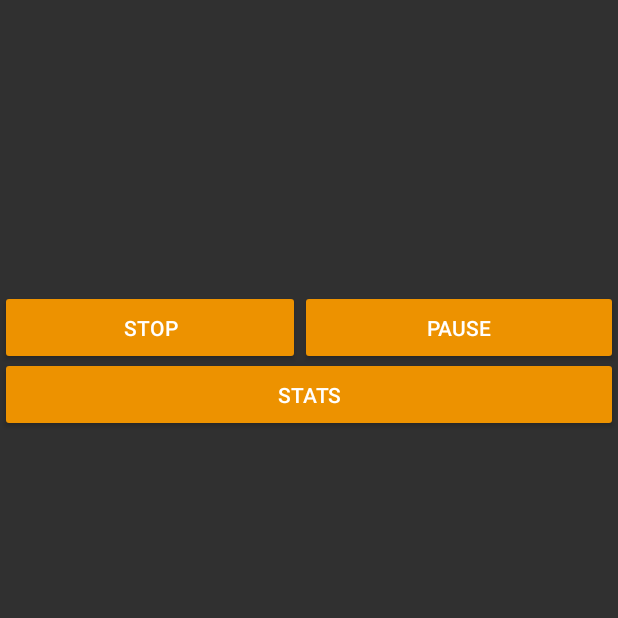
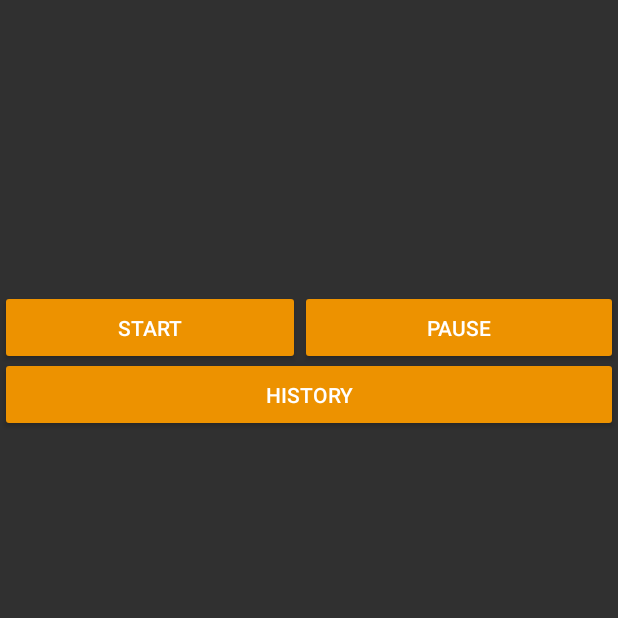
Before and after one commit to Qazen/RunnerApp, an Android app: the MapsActivity screen opened directly, with no data from a screen before it, after a tap on "STOP", on a phone screen of 412 x 824 dp, the part 618-1236 px from its top. Run offline under Robolectric (Android 15) with nearby library versions, the phone set to English and light mode, and no system bars; 1 other tap on this screen came first.

Commit message:
Beginning history implementation

```diff
--- a/app/src/main/java/com/example/runnerapp/MainActivity.java
+++ b/app/src/main/java/com/example/runnerapp/MainActivity.java
@@ -24,6 +24,8 @@ import java.util.ArrayList;
 public class MainActivity extends AppCompatActivity {
 
     private File usersFile;
+
+    public static final String USERNAME = "username";
 
     @Override
     protected void onCreate(Bundle savedInstanceState) {
@@ -171,7 +173,7 @@ public class MainActivity extends AppCompatActivity {
     private void startAppAs(String username)
     {
         Intent intent = new Intent(this, MapsActivity.class);
-        intent.putExtra("USERNAME", username);//to be handled later
+        intent.putExtra(USERNAME, username);//to be handled later
         startActivity(intent);
     }
 
--- a/app/src/main/java/com/example/runnerapp/MapsActivity.java
+++ b/app/src/main/java/com/example/runnerapp/MapsActivity.java
@@ -5,6 +5,7 @@ import androidx.core.content.ContextCompat;
 
 import android.Manifest;
 import android.content.Context;
+import android.content.Intent;
 import android.content.pm.PackageManager;
 import android.graphics.Color;
 import android.location.Location;
@@ -20,8 +21,14 @@ import com.google.android.gms.maps.model.LatLng;
 import com.google.android.gms.maps.model.Polyline;
 import com.google.android.gms.maps.model.PolylineOptions;
 
+import java.io.BufferedWriter;
+import java.io.File;
+import java.io.FileWriter;
+import java.io.IOException;
+import java.io.PrintWriter;
 import java.security.Permission;
 import java.util.ArrayList;
+import java.util.Calendar;
 import java.util.Timer;
 import java.util.TimerTask;
 
@@ -37,6 +44,7 @@ public class MapsActivity extends AppCompatActivity implements LocationListener
 
     private Button startStopButton;
     private Button pauseResumeButton;
+    private Button historyStatsButton;
     private TextView statsTextView;
 
     String statsText;
@@ -47,6 +55,8 @@ public class MapsActivity extends AppCompatActivity implements LocationListener
     int hours;
     float distance;//in meters
     float speed;//in km/h
+
+    private File runsFile;
 
     @Override
     protected void onCreate(Bundle savedInstanceState) {
@@ -72,9 +82,13 @@ public class MapsActivity extends AppCompatActivity implements LocationListener
 
         startStopButton = (Button) findViewById(R.id.startStopButton);
         pauseResumeButton = (Button) findViewById(R.id.pauseResumeButton);
+        historyStatsButton = (Button) findViewById(R.id.historyStatsButton);
         statsTextView = (TextView) findViewById(R.id.statsTextView);
         statsTextView.setVisibility(View.INVISIBLE);
 
+        Intent intent = getIntent();
+        String username = intent.getStringExtra(MainActivity.USERNAME);
+        runsFile = new File(getApplicationContext().getFilesDir(), username + ".txt");
     }
 
     @Override
@@ -120,6 +134,7 @@ public class MapsActivity extends AppCompatActivity implements LocationListener
         if (isRunning)
         {
             startStopButton.setText("Stop");
+            historyStatsButton.setText("Stats");
             if (ContextCompat.checkSelfPermission(this, Manifest.permission.ACCESS_FINE_LOCATION) != PackageManager.PERMISSION_GRANTED)
             {
                 Log.d("Error", "lack of user permission");
@@ -130,6 +145,32 @@ public class MapsActivity extends AppCompatActivity implements LocationListener
             //listOfPoints.add(new LatLng(lastKnownLoc.getLatitude(), lastKnownLoc.getLongitude()));
 
             startStatsUpdater();
+        }
+        else
+        {
+            startStopButton.setText("Start");
+            historyStatsButton.setText("History");
+            saveRunData();
+        }
+    }
+
+    private void saveRunData()
+    {
+        try (FileWriter fw = new FileWriter(runsFile, true);
+             BufferedWriter bw = new BufferedWriter(fw);
+             PrintWriter out = new PrintWriter(bw))
+        {
+            out.println("#");
+            out.println(Calendar.getInstance().getTime().toString());
+            out.println(statsText);
+            for (int i=0; i<listOfPoints.size(); i++)
+            {
+                out.print(listOfPoints.get(i).latitude);
+                out.print(listOfPoints.get(i).longitude);
+            }
+            out.println("$");
+        } catch (IOException e) {
+            e.printStackTrace();
         }
     }
 
@@ -146,16 +187,23 @@ public class MapsActivity extends AppCompatActivity implements LocationListener
         }
     }
 
-    public void statsButton(View view)
+    public void historyStatsButton(View view)
     {
-        isShowingStats = !isShowingStats;
-        if (isShowingStats)
+        if (isRunning)
         {
-            statsTextView.setVisibility(View.VISIBLE);
+            isShowingStats = !isShowingStats;
+            if (isShowingStats)
+            {
+                statsTextView.setVisibility(View.VISIBLE);
+            }
+            else
+            {
+                statsTextView.setVisibility(View.INVISIBLE);
+            }
         }
         else
         {
-            statsTextView.setVisibility(View.INVISIBLE);
+
         }
     }
 
--- a/app/src/main/res/layout/fragment_maps_ui.xml
+++ b/app/src/main/res/layout/fragment_maps_ui.xml
@@ -39,15 +39,15 @@
         app:layout_constraintTop_toTopOf="parent" />
 
     <Button
-        android:id="@+id/buttonStats"
+        android:id="@+id/historyStatsButton"
         android:layout_width="match_parent"
         android:layout_height="50dp"
         android:layout_marginLeft="0dp"
         android:layout_marginTop="650dp"
         android:backgroundTint="#ed9200"
         android:ems="7"
-        android:onClick="statsButton"
-        android:text="Stats"
+        android:onClick="historyStatsButton"
+        android:text="History"
         app:layout_constraintBottom_toBottomOf="parent"
         app:layout_constraintLeft_toLeftOf="parent"
         app:layout_constraintRight_toRightOf="parent"
```
